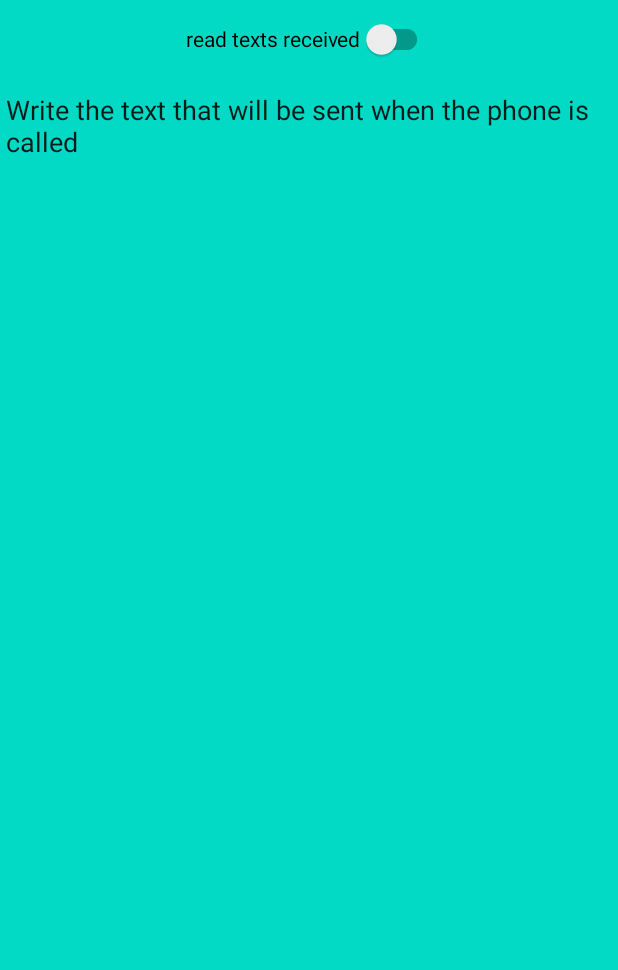
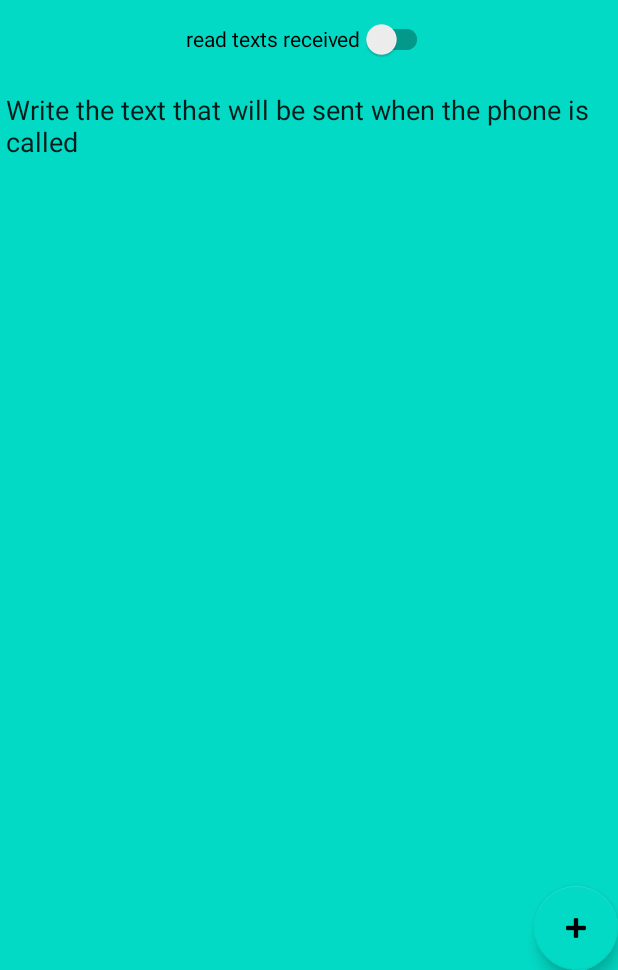
Before and after one commit to geis9669/AutoTextApp, an Android app: the screen it shows after launch (MainActivity), on a phone screen of 412 x 824 dp, the part 266-1236 px from its top. Run offline under Robolectric (Android 15) with nearby library versions, the phone set to English and light mode, and no system bars.

Commit message:
added a floating action button

```diff
--- a/app/src/main/res/layout/activity_main.xml
+++ b/app/src/main/res/layout/activity_main.xml
@@ -53,4 +53,14 @@
 
     </androidx.recyclerview.widget.RecyclerView>
 
+    <com.google.android.material.floatingactionbutton.FloatingActionButton
+        android:id="@+id/addMessageButton"
+        android:background="@color/black"
+        android:layout_width="wrap_content"
+        android:layout_height="wrap_content"
+        android:clickable="true"
+        app:layout_constraintBottom_toBottomOf="parent"
+        app:layout_constraintEnd_toEndOf="parent"
+        app:srcCompat="@android:drawable/ic_input_add" />
+
 </androidx.constraintlayout.widget.ConstraintLayout>
```
